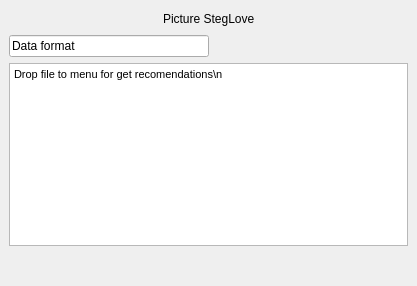
Above: DiplomWork/StegLove/mainwindow.ui from Cpp-Gleb/study before the change. Below: the same form after it.
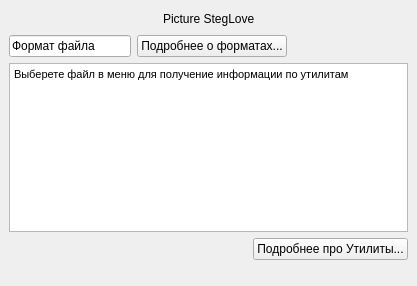
That is the form after the change.

```diff
--- a/DiplomWork/StegLove/mainwindow.ui
+++ b/DiplomWork/StegLove/mainwindow.ui
@@ -57,13 +57,20 @@
       <item>
        <widget class="QLineEdit" name="label_format">
         <property name="text">
-         <string>Data format</string>
+         <string>Формат файла</string>
         </property>
         <property name="readOnly">
          <bool>true</bool>
         </property>
        </widget>
       </item>
+      <item>
+       <widget class="QPushButton" name="ButtonFormat">
+        <property name="text">
+         <string>Подробнее о форматах...</string>
+        </property>
+       </widget>
+      </item>
       <item>
        <spacer name="horizontalSpacer">
         <property name="orientation">
@@ -86,11 +93,34 @@
 &lt;html&gt;&lt;head&gt;&lt;meta name=&quot;qrichtext&quot; content=&quot;1&quot; /&gt;&lt;style type=&quot;text/css&quot;&gt;
 p, li { white-space: pre-wrap; }
 &lt;/style&gt;&lt;/head&gt;&lt;body style=&quot; font-family:'MS Shell Dlg 2'; font-size:8pt; font-weight:400; font-style:normal;&quot;&gt;
-&lt;p style=&quot; margin-top:0px; margin-bottom:0px; margin-left:0px; margin-right:0px; -qt-block-indent:0; text-indent:0px;&quot;&gt;Drop file to menu for get recomendations\n&lt;/p&gt;
-&lt;p style=&quot;-qt-paragraph-type:empty; margin-top:0px; margin-bottom:0px; margin-left:0px; margin-right:0px; -qt-block-indent:0; text-indent:0px;&quot;&gt;&lt;br /&gt;&lt;/p&gt;&lt;/body&gt;&lt;/html&gt;</string>
+&lt;p style=&quot; margin-top:5px; margin-bottom:5px; margin-left:0px; margin-right:0px; -qt-block-indent:0; text-indent:0px;&quot;&gt;Выберете файл в меню для получение информации по утилитам&lt;/p&gt;&lt;/body&gt;&lt;/html&gt;</string>
       </property>
      </widget>
     </item>
+    <item>
+     <layout class="QHBoxLayout" name="horizontalLayout_3">
+      <item>
+       <spacer name="horizontalSpacer_4">
+        <property name="orientation">
+         <enum>Qt::Horizontal</enum>
+        </property>
+        <property name="sizeHint" stdset="0">
+         <size>
+          <width>40</width>
+          <height>20</height>
+         </size>
+        </property>
+       </spacer>
+      </item>
+      <item>
+       <widget class="QPushButton" name="ButtonMore">
+        <property name="text">
+         <string>Подробнее про Утилиты...</string>
+        </property>
+       </widget>
+      </item>
+     </layout>
+    </item>
     <item>
      <spacer name="verticalSpacer">
       <property name="orientation">
```
Left out of the diff: 5 changed lines with no effect on the pictures.
